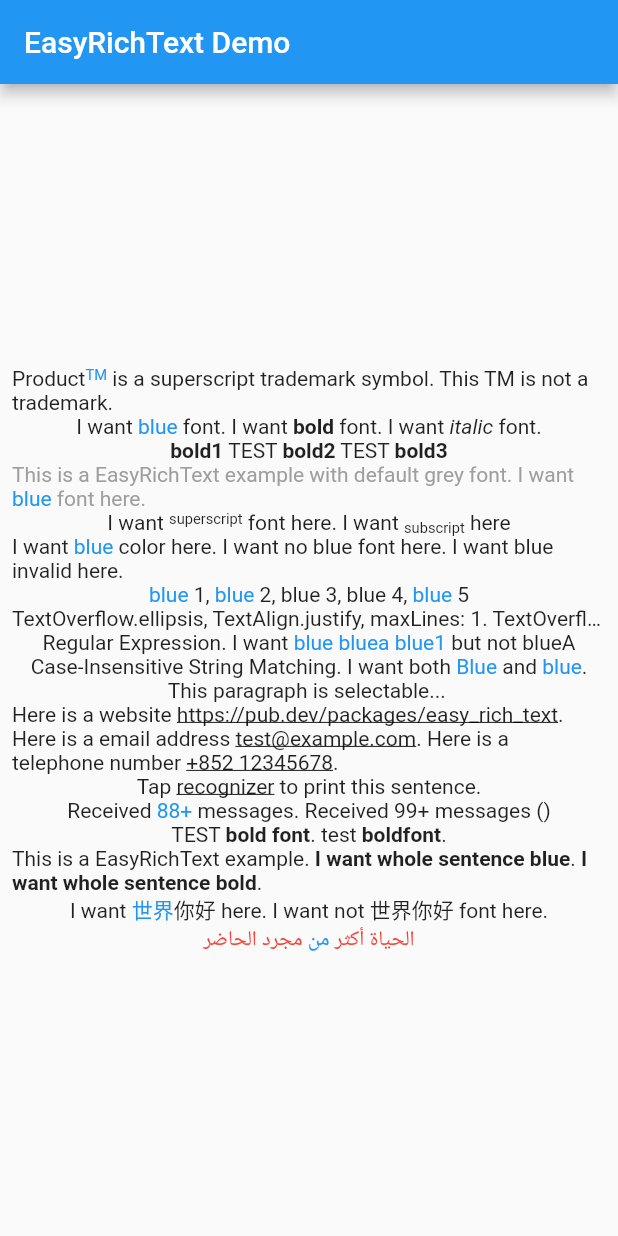
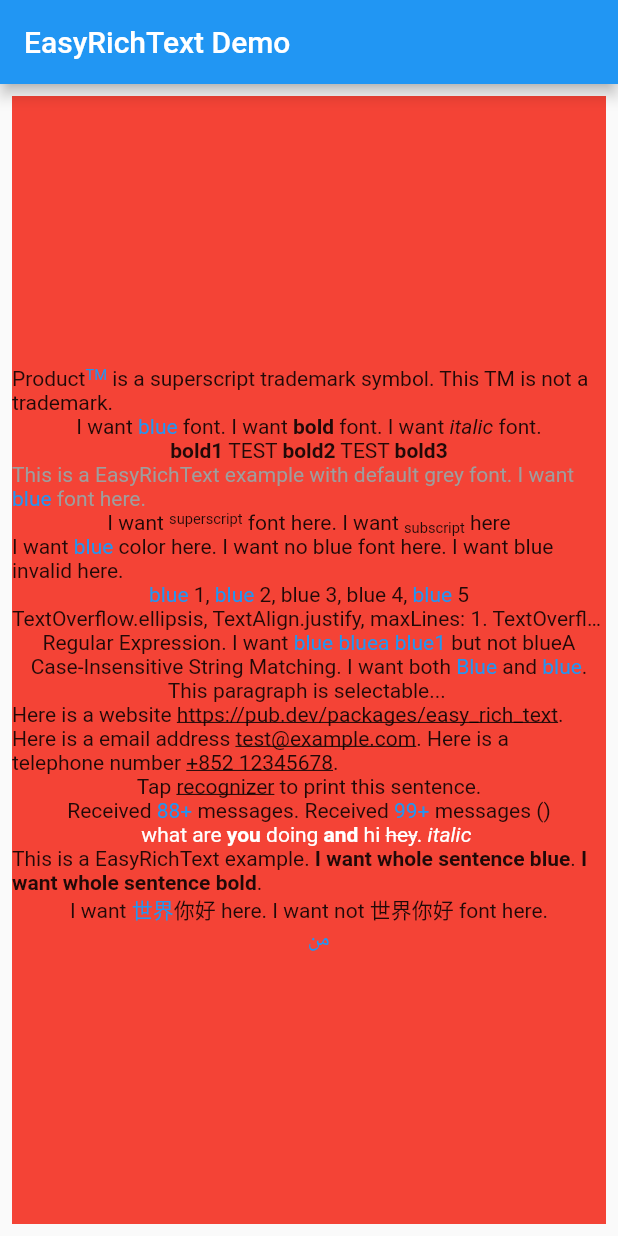
Before and after one commit to 2000calories/flutter_easy_rich_text, a Flutter app: the screen it shows after launch, on a phone screen of 412 x 824 dp. Run offline on Flutter 3.47's test engine with Material 2 defaults, Android fonts, the phone set to English and light mode, and no system bars.

Commit message:
multiple WhatsApp-like EasyRichTextPattern

```diff
--- a/example/lib/main.dart
+++ b/example/lib/main.dart
@@ -35,6 +35,8 @@ class _MyHomePageState extends State<MyHomePage> {
       ),
       body: Padding(
         padding: const EdgeInsets.all(8.0),
+        child: Container(
+          color: Colors.red,
           child: Center(
             child: SingleChildScrollView(
               child: Column(
@@ -233,7 +235,7 @@ class _MyHomePageState extends State<MyHomePage> {
                     patternList: [
                       //set hasSpecialCharacters to true
                       EasyRichTextPattern(
-                      targetString: '99+(',
+                        targetString: '99+',
                         hasSpecialCharacters: true,
                         style: TextStyle(color: Colors.blue),
                       ),
@@ -247,15 +249,45 @@ class _MyHomePageState extends State<MyHomePage> {
 
                   ///WhatsApp like text formatter
                   EasyRichText(
-                  "TEST *bold font*. test *boldfont*.",
+                    "what are *you* doing *and* hi ~hey~. _italic_ ",
+                    defaultStyle: TextStyle(color: Colors.white),
                     patternList: [
                       ///bold font
                       EasyRichTextPattern(
                         targetString: '(\\*)(.*?)(\\*)',
-                      matchBuilder: (BuildContext context, RegExpMatch match) {
+                        matchBuilder:
+                            (BuildContext context, RegExpMatch match) {
+                          print(match[0]);
                           return TextSpan(
                             text: match[0].replaceAll('*', ''),
                             style: TextStyle(fontWeight: FontWeight.bold),
+                          );
+                        },
+                      ),
+
+                      ///italic font
+                      EasyRichTextPattern(
+                        targetString: '(\_)(.*?)(\_)',
+                        matchBuilder:
+                            (BuildContext context, RegExpMatch match) {
+                          print(match[0]);
+                          return TextSpan(
+                            text: match[0].replaceAll('_', ''),
+                            style: TextStyle(fontStyle: FontStyle.italic),
+                          );
+                        },
+                      ),
+
+                      ///strikethrough
+                      EasyRichTextPattern(
+                        targetString: '(\~)(.*?)(\~)',
+                        matchBuilder:
+                            (BuildContext context, RegExpMatch match) {
+                          print(match[0]);
+                          return TextSpan(
+                            text: match[0].replaceAll('~', ''),
+                            style: TextStyle(
+                                decoration: TextDecoration.lineThrough),
                           );
                         },
                       ),
@@ -309,6 +341,7 @@ class _MyHomePageState extends State<MyHomePage> {
             ),
           ),
         ),
+      ),
     );
   }
 }
--- a/lib/src/easy_rich_text.dart
+++ b/lib/src/easy_rich_text.dart
@@ -215,7 +215,7 @@ class EasyRichText extends StatelessWidget {
       RegExp exp = new RegExp(thisRegExPattern,
           caseSensitive: caseSensitive, unicode: unicode);
       var allMatches = exp.allMatches(temText);
-      // print(thisRegExPattern);
+      print(thisRegExPattern);
 
       //check matchOption ['all','first','last', 0, 1, 2, 3, 10]
 
@@ -293,6 +293,7 @@ class EasyRichText extends StatelessWidget {
             .add(temText.substring(splitPositions[index - 1], splitPosition));
       }
     });
+    print(strList);
     return strList;
   }
 
@@ -350,7 +351,7 @@ class EasyRichText extends StatelessWidget {
       var inlineSpan;
       int targetIndex = -1;
       RegExpMatch? match;
-
+      print(finalTempPatternList2);
       if (tempPatternList != null) {
         finalTempPatternList2.asMap().forEach((index, pattern) {
           String targetString = pattern.targetString;
@@ -362,10 +363,12 @@ class EasyRichText extends StatelessWidget {
             unicode: unicode,
           );
 
-          match = targetStringExp.firstMatch(str);
-
-          if (match is RegExpMatch) {
+          RegExpMatch? tempMatch = targetStringExp.firstMatch(str);
+          print(str);
+          print(match);
+          if (tempMatch is RegExpMatch) {
             targetIndex = index;
+            match = tempMatch;
           }
         });
       }
```
Also changed, not shown: pubspec.lock. Lines whose indentation alone changed are shown as unchanged.
